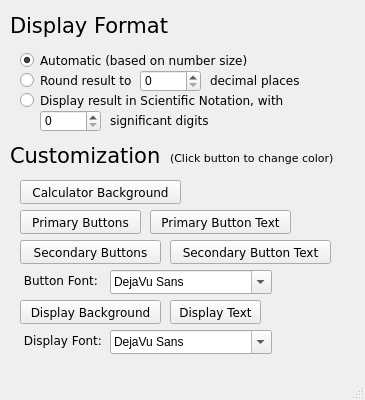
bhs24651/numeric-engine, file settings.ui: the form before one commit.
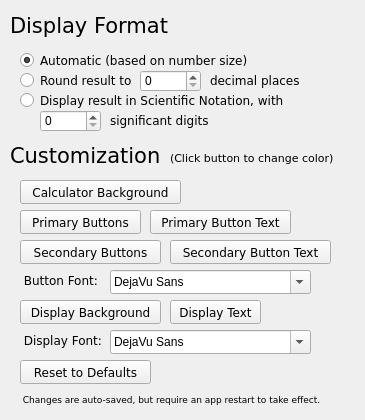
The form after the commit.

Commit message: Added Customization Settings

What changed in the file:
```diff
--- a/settings.ui
+++ b/settings.ui
@@ -7,19 +7,19 @@
     <x>0</x>
     <y>0</y>
     <width>365</width>
-    <height>400</height>
+    <height>420</height>
    </rect>
   </property>
   <property name="minimumSize">
    <size>
     <width>365</width>
-    <height>400</height>
+    <height>420</height>
    </size>
   </property>
   <property name="maximumSize">
    <size>
     <width>365</width>
-    <height>400</height>
+    <height>420</height>
    </size>
   </property>
   <property name="windowTitle">
@@ -276,7 +276,7 @@
      <rect>
       <x>110</x>
       <y>270</y>
-      <width>162</width>
+      <width>201</width>
       <height>24</height>
      </rect>
     </property>
@@ -294,7 +294,7 @@
      <rect>
       <x>20</x>
       <y>270</y>
-      <width>81</width>
+      <width>91</width>
       <height>21</height>
      </rect>
     </property>
@@ -366,7 +366,7 @@
      <rect>
       <x>20</x>
       <y>330</y>
-      <width>81</width>
+      <width>91</width>
       <height>21</height>
      </rect>
     </property>
@@ -384,7 +384,7 @@
      <rect>
       <x>110</x>
       <y>330</y>
-      <width>162</width>
+      <width>201</width>
       <height>24</height>
      </rect>
     </property>
@@ -397,8 +397,44 @@
      </font>
     </property>
    </widget>
+   <widget class="QPushButton" name="reset_customization_to_defaults">
+    <property name="geometry">
+     <rect>
+      <x>20</x>
+      <y>360</y>
+      <width>131</width>
+      <height>24</height>
+     </rect>
+    </property>
+    <property name="font">
+     <font>
+      <family>DejaVu Sans</family>
+     </font>
+    </property>
+    <property name="text">
+     <string>Reset to Defaults</string>
+    </property>
+   </widget>
+   <widget class="QLabel" name="changesDisclaimer">
+    <property name="geometry">
+     <rect>
+      <x>20</x>
+      <y>390</y>
+      <width>331</width>
+      <height>20</height>
+     </rect>
+    </property>
+    <property name="font">
+     <font>
+      <family>DejaVu Sans</family>
+      <pointsize>7</pointsize>
+     </font>
+    </property>
+    <property name="text">
+     <string> Changes are auto-saved, but require an app restart to take effect.</string>
+    </property>
+   </widget>
   </widget>
-  <widget class="QStatusBar" name="statusBar"/>
  </widget>
  <layoutdefault spacing="6" margin="11"/>
  <tabstops>
```
The commit also changes 5 other files.
